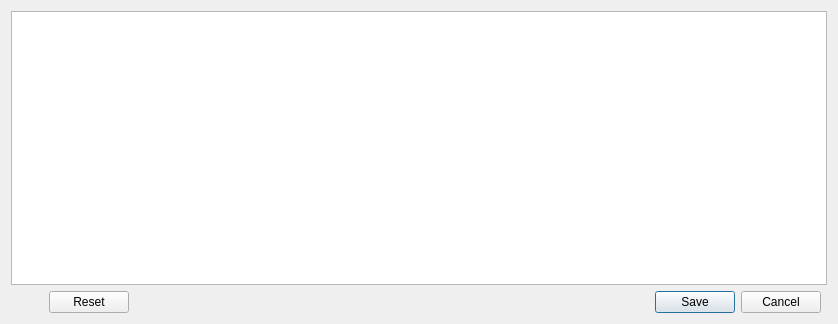
First picture: the form in src/main/python/ui/channel_matrix.ui, repository 3ll3d00d/beqdesigner, before the edit.
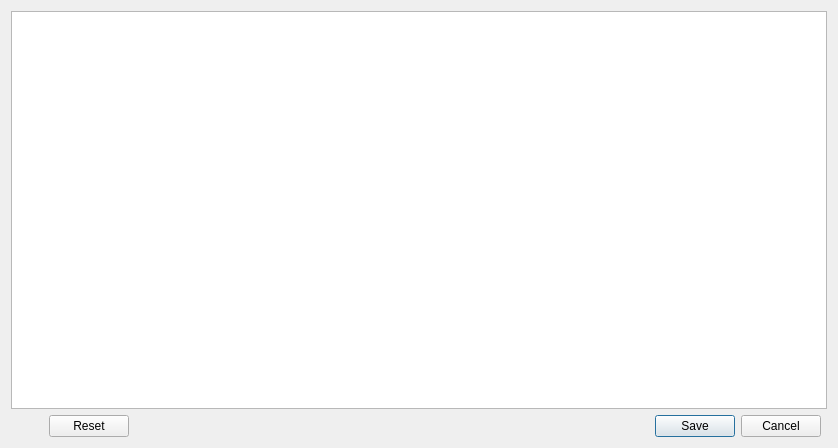
Second picture: the form after the edit.

The edit to the form file:
```diff
--- a/src/main/python/ui/channel_matrix.ui
+++ b/src/main/python/ui/channel_matrix.ui
@@ -7,7 +7,7 @@
     <x>0</x>
     <y>0</y>
     <width>838</width>
-    <height>324</height>
+    <height>448</height>
    </rect>
   </property>
   <property name="sizePolicy">
@@ -48,7 +48,11 @@
     </widget>
    </item>
    <item row="0" column="0" colspan="6">
-    <widget class="QTableView" name="matrix"/>
+    <widget class="QTableView" name="matrix">
+     <property name="sizeAdjustPolicy">
+      <enum>QAbstractScrollArea::AdjustToContents</enum>
+     </property>
+    </widget>
    </item>
   </layout>
  </widget>
```
